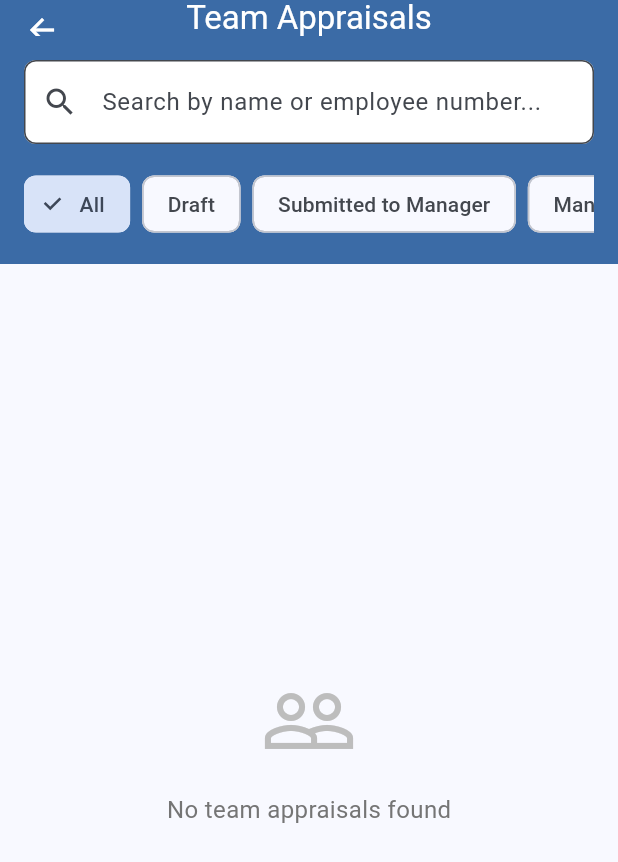
After one commit to Roskobby/GPMS-Performance-Management-System, a Flutter app: the TeamAppraisalsScreen screen opened directly, after a tap on "All", on a phone screen of 412 x 824 dp. The commit adds this screen. Shown: the top 862 px of the screen. Run offline on Flutter 3.47's test engine with Material 3 defaults, Android fonts, the light colour scheme and no system bars; our stand-ins replace csv, file_picker, hive, hive_flutter; missing offline and left inert: dart:html; accounts and stored records are empty.

Commit message:
feat: Add Manager Dashboard - Team Appraisals Screen
Implemented Phase 3: Manager Portal to view subordinates' appraisals

New Features:
✅ Team Appraisals Screen - View all direct reports' appraisals
✅ Search & Filter - Find employees by name/number and filter by status
✅ Manager Portal Section - Dedicated manager navigation in home screen
✅ Compact Status Badges - Space-efficient status display in list views
✅ Action Indicators - Visual cues for pending reviews
✅ Empty State Handling - Clear messages when no appraisals found

Technical Updates:
- Created TeamAppraisalsScreen with search and filter functionality
- Added manager status check in DashboardTab
- Added Manager Portal section to home screen (purple theme)
- Enhanced AppraisalStatus with 'label' getter and 'color' property
- Integrated with AuthService.getDirectReports() for team members
- Used AppraisalService.getTeamAppraisals() for data fetching

UI Features:
- Search bar for employee name/number lookup
- Filter chips for all appraisal statuses
- Employee cards with avatar, name, number, status badge
- Submit date display when applicable
- Action required indicator for submitted appraisals
- Pull-to-refresh for data updates
- Tap to review (placeholder for Phase 4)

Fixes:
- Fixed 'Submit to Manager' button visibility in Goal Setting
- Added missing imports for team_appraisals_screen.dart
- Fixed method signature for getTeamAppraisals()
- Used correct field name: submittedToManagerAt (not submittedDate)

```diff
--- a/lib/models/appraisal_status.dart
+++ b/lib/models/appraisal_status.dart
@@ -1,3 +1,5 @@
+import 'package:flutter/material.dart';
+
 /// Workflow status for performance appraisals
 enum AppraisalStatus {
   /// Employee is still working on self-assessment
@@ -28,6 +30,12 @@ extension AppraisalStatusExtension on AppraisalStatus {
         return 'Submitted to HR';
     }
   }
+
+  /// Short label for the status (alias for displayText)
+  String get label => displayText;
+
+  /// Color object for status
+  Color get color => Color(colorValue);
 
   /// Color for status badge
   int get colorValue {
--- /dev/null
+++ b/lib/screens/team_appraisals_screen.dart
@@ -0,0 +1,388 @@
+import 'package:flutter/material.dart';
+import 'package:provider/provider.dart';
+import '../providers/app_provider.dart';
+import '../services/appraisal_service.dart';
+import '../services/auth_service.dart';
+import '../models/appraisal.dart';
+import '../models/appraisal_status.dart';
+import '../widgets/status_badge.dart';
+
+class TeamAppraisalsScreen extends StatefulWidget {
+  const TeamAppraisalsScreen({super.key});
+
+  @override
+  State<TeamAppraisalsScreen> createState() => _TeamAppraisalsScreenState();
+}
+
+class _TeamAppraisalsScreenState extends State<TeamAppraisalsScreen> {
+  final AppraisalService _appraisalService = AppraisalService();
+  final AuthService _authService = AuthService();
+  List<Appraisal> _teamAppraisals = [];
+  List<Appraisal> _filteredAppraisals = [];
+  bool _isLoading = true;
+  String _searchQuery = '';
+  AppraisalStatus? _statusFilter;
+
+  @override
+  void initState() {
+    super.initState();
+    _loadTeamAppraisals();
+  }
+
+  Future<void> _loadTeamAppraisals() async {
+    setState(() {
+      _isLoading = true;
+    });
+
+    try {
+      final provider = Provider.of<AppProvider>(context, listen: false);
+      final currentEmployee = provider.currentEmployee;
+
+      if (currentEmployee == null) {
+        setState(() {
+          _isLoading = false;
+        });
+        return;
+      }
+
+      // Get direct reports
+      final directReports = await _authService.getDirectReports();
+      final employeeIds = directReports.map((e) => e.id).toList();
+
+      // Get team appraisals
+      final year = provider.currentYear;
+      final appraisals = await _appraisalService.getTeamAppraisals(employeeIds, year);
+
+      setState(() {
+        _teamAppraisals = appraisals;
+        _filteredAppraisals = appraisals;
+        _isLoading = false;
+      });
+    } catch (e) {
+      setState(() {
+        _isLoading = false;
+      });
+
+      if (mounted) {
+        ScaffoldMessenger.of(context).showSnackBar(
+          SnackBar(
+            content: Text('Error loading team appraisals: $e'),
+            backgroundColor: Colors.red,
+          ),
+        );
+      }
+    }
+  }
+
+  void _filterAppraisals() {
+    setState(() {
+      _filteredAppraisals = _teamAppraisals.where((appraisal) {
+        // Search filter
+        final searchMatch = _searchQuery.isEmpty ||
+            appraisal.employeeName.toLowerCase().contains(_searchQuery.toLowerCase()) ||
+            appraisal.employeeNumber.toLowerCase().contains(_searchQuery.toLowerCase());
+
+        // Status filter
+        final statusMatch = _statusFilter == null || appraisal.status == _statusFilter;
+
+        return searchMatch && statusMatch;
+      }).toList();
+    });
+  }
+
+  @override
+  Widget build(BuildContext context) {
+    if (_isLoading) {
+      return const Scaffold(
+        body: Center(child: CircularProgressIndicator()),
+      );
+    }
+
+    return Scaffold(
+      appBar: AppBar(
+        title: const Text('Team Appraisals'),
+        bottom: PreferredSize(
+          preferredSize: const Size.fromHeight(120),
+          child: Column(
+            children: [
+              // Search Bar
+              Padding(
+                padding: const EdgeInsets.all(16.0),
+                child: TextField(
+                  decoration: InputDecoration(
+                    hintText: 'Search by name or employee number...',
+                    prefixIcon: const Icon(Icons.search),
+                    border: OutlineInputBorder(
+                      borderRadius: BorderRadius.circular(8),
+                    ),
+                    filled: true,
+                    fillColor: Colors.white,
+                  ),
+                  onChanged: (value) {
+                    setState(() {
+                      _searchQuery = value;
+                    });
+                    _filterAppraisals();
+                  },
+                ),
+              ),
+              // Status Filter
+              Padding(
+                padding: const EdgeInsets.only(left: 16, right: 16, bottom: 16),
+                child: SingleChildScrollView(
+                  scrollDirection: Axis.horizontal,
+                  child: Row(
+                    children: [
+                      FilterChip(
+                        label: const Text('All'),
+                        selected: _statusFilter == null,
+                        onSelected: (selected) {
+                          setState(() {
+                            _statusFilter = null;
+                          });
+                          _filterAppraisals();
+                        },
+                      ),
+                      const SizedBox(width: 8),
+                      ...AppraisalStatus.values.map((status) {
+                        return Padding(
+                          padding: const EdgeInsets.only(right: 8),
+                          child: FilterChip(
+                            label: Text(status.label),
+                            selected: _statusFilter == status,
+                            onSelected: (selected) {
+                              setState(() {
+                                _statusFilter = selected ? status : null;
+                              });
+                              _filterAppraisals();
+                            },
+                            selectedColor: status.color.withValues(alpha: 0.3),
+                          ),
+                        );
+                      }),
+                    ],
+                  ),
+                ),
+              ),
+            ],
+          ),
+        ),
+      ),
+      body: _filteredAppraisals.isEmpty
+          ? Center(
+              child: Column(
+                mainAxisAlignment: MainAxisAlignment.center,
+                children: [
+                  Icon(
+                    Icons.people_outline,
+                    size: 64,
+                    color: Colors.grey.shade400,
+                  ),
+                  const SizedBox(height: 16),
+                  Text(
+                    _searchQuery.isEmpty && _statusFilter == null
+                        ? 'No team appraisals found'
+                        : 'No appraisals match your search',
+                    style: TextStyle(
+                      fontSize: 16,
+                      color: Colors.grey.shade600,
+                    ),
+                  ),
+                  if (_searchQuery.isNotEmpty || _statusFilter != null) ...[
+                    const SizedBox(height: 8),
+                    TextButton(
+                      onPressed: () {
+                        setState(() {
+                          _searchQuery = '';
+                          _statusFilter = null;
+                        });
+                        _filterAppraisals();
+                      },
+                      child: const Text('Clear Filters'),
+                    ),
+                  ],
+                ],
+              ),
+            )
+          : RefreshIndicator(
+              onRefresh: _loadTeamAppraisals,
+              child: ListView.builder(
+                padding: const EdgeInsets.all(16),
+                itemCount: _filteredAppraisals.length,
+                itemBuilder: (context, index) {
+                  final appraisal = _filteredAppraisals[index];
+                  return _AppraisalCard(
+                    appraisal: appraisal,
+                    onTap: () {
+                      // TODO: Navigate to manager review screen
+                      ScaffoldMessenger.of(context).showSnackBar(
+                        SnackBar(
+                          content: Text('Manager review for ${appraisal.employeeName} - Coming in Phase 4'),
+                          duration: const Duration(seconds: 2),
+                        ),
+                      );
+                    },
+                  );
+                },
+              ),
+            ),
+    );
+  }
+}
+
+class _AppraisalCard extends StatelessWidget {
+  final Appraisal appraisal;
+  final VoidCallback onTap;
+
+  const _AppraisalCard({
+    required this.appraisal,
+    required this.onTap,
+  });
+
+  @override
+  Widget build(BuildContext context) {
+    return Card(
+      margin: const EdgeInsets.only(bottom: 12),
+      child: InkWell(
+        onTap: onTap,
+        borderRadius: BorderRadius.circular(12),
+        child: Padding(
+          padding: const EdgeInsets.all(16.0),
+          child: Column(
+            crossAxisAlignment: CrossAxisAlignment.start,
+            children: [
+              Row(
+                children: [
+                  CircleAvatar(
+                    backgroundColor: const Color(0xFF3B6BA6),
+                    child: Text(
+                      appraisal.employeeName.substring(0, 1).toUpperCase(),
+                      style: const TextStyle(color: Colors.white),
+                    ),
+                  ),
+                  const SizedBox(width: 12),
+                  Expanded(
+                    child: Column(
+                      crossAxisAlignment: CrossAxisAlignment.start,
+                      children: [
+                        Text(
+                          appraisal.employeeName,
+                          style: const TextStyle(
+                            fontWeight: FontWeight.bold,
+                            fontSize: 16,
+                          ),
+                        ),
+                        Text(
+                          appraisal.employeeNumber,
+                          style: TextStyle(
+                            color: Colors.grey.shade600,
+                            fontSize: 13,
+                          ),
+                        ),
+                      ],
+                    ),
+                  ),
+                  StatusBadge(
+                    status: appraisal.status,
+                    compact: true,
+                  ),
+                ],
+              ),
+              const SizedBox(height: 12),
+              const Divider(),
+              const SizedBox(height: 8),
+              Row(
+                children: [
+                  Expanded(
+                    child: _InfoItem(
+                      icon: Icons.calendar_today,
+                      label: 'Period',
+                      value: '${appraisal.year}',
+                    ),
+                  ),
+                  if (appraisal.submittedToManagerAt != null)
+                    Expanded(
+                      child: _InfoItem(
+                        icon: Icons.schedule,
+                        label: 'Submitted',
+                        value: _formatDate(appraisal.submittedToManagerAt!),
+                      ),
+                    ),
+                ],
+              ),
+              if (appraisal.status == AppraisalStatus.submittedToManager) ...[
+                const SizedBox(height: 12),
+                Container(
+                  padding: const EdgeInsets.all(8),
+                  decoration: BoxDecoration(
+                    color: Colors.orange.withValues(alpha: 0.1),
+                    borderRadius: BorderRadius.circular(4),
+                  ),
+                  child: const Row(
+                    children: [
+                      Icon(Icons.notification_important, size: 18, color: Colors.orange),
+                      SizedBox(width: 8),
+                      Text(
+                        'Action Required: Review appraisal',
+                        style: TextStyle(
+                          fontSize: 13,
+                          fontWeight: FontWeight.w500,
+                          color: Colors.orange,
+                        ),
+                      ),
+                    ],
+                  ),
+                ),
+              ],
+            ],
+          ),
+        ),
+      ),
+    );
+  }
+
+  String _formatDate(DateTime date) {
+    return '${date.day}/${date.month}/${date.year}';
+  }
+}
+
+class _InfoItem extends StatelessWidget {
+  final IconData icon;
+  final String label;
+  final String value;
+
+  const _InfoItem({
+    required this.icon,
+    required this.label,
+    required this.value,
+  });
+
+  @override
+  Widget build(BuildContext context) {
+    return Row(
+      children: [
+        Icon(icon, size: 16, color: Colors.grey.shade600),
+        const SizedBox(width: 4),
+        Column(
+          crossAxisAlignment: CrossAxisAlignment.start,
+          children: [
+            Text(
+              label,
+              style: TextStyle(
+                fontSize: 11,
+                color: Colors.grey.shade600,
+              ),
+            ),
+            Text(
+              value,
+              style: const TextStyle(
+                fontSize: 13,
+                fontWeight: FontWeight.w600,
+              ),
+            ),
+          ],
+        ),
+      ],
+    );
+  }
+}
```
Also changed, not shown: lib/screens/home_screen.dart (+34 -0 lines).
